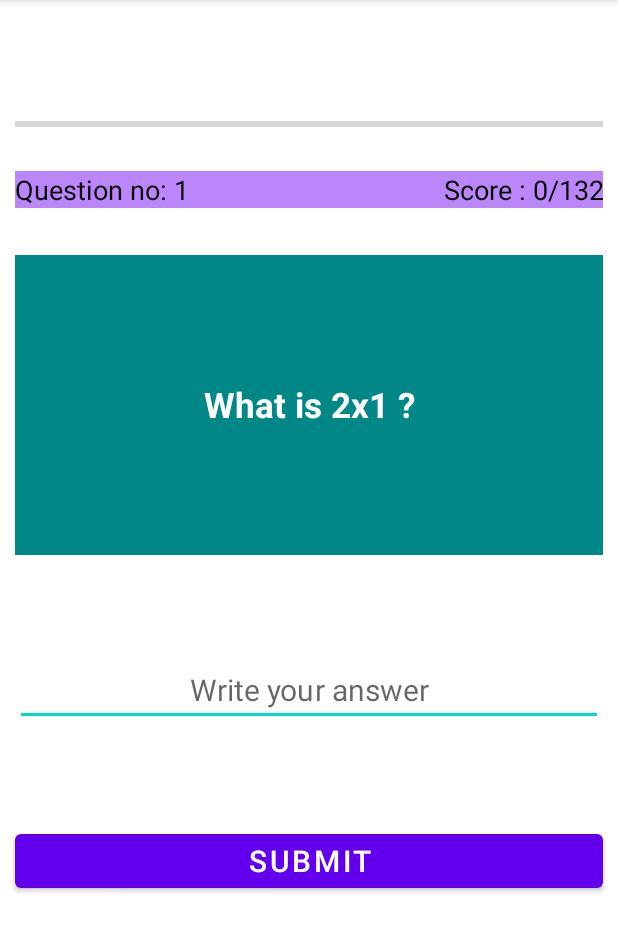
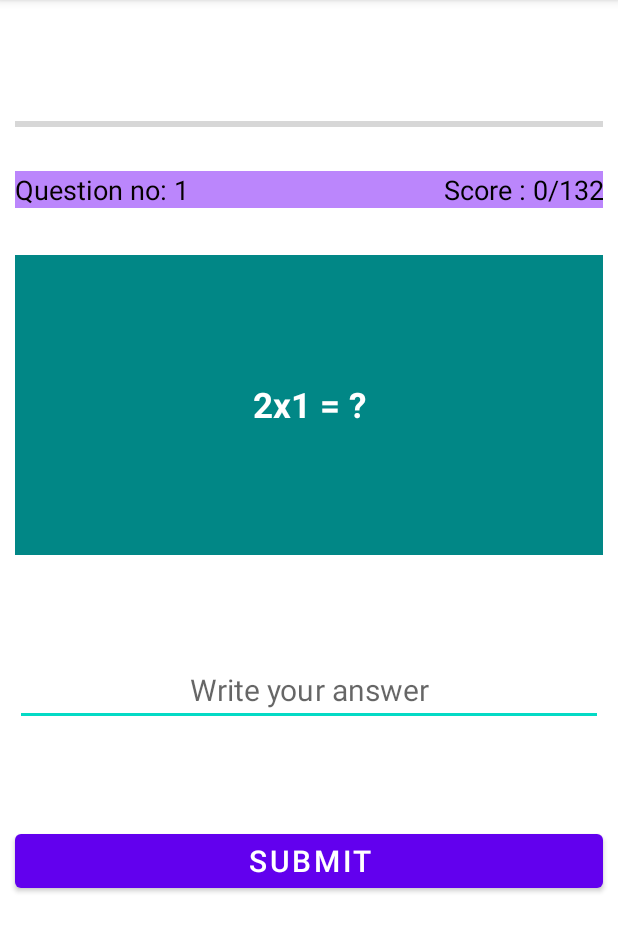
Before and after one commit to johnifegwu/QuizApp, an Android app: the screen it shows after launch (MainActivity), on a phone screen of 412 x 824 dp, the part 84-1036 px from its top. Run offline under Robolectric (Android 15) with nearby library versions, the phone set to English and light mode, and no system bars; libraries missing offline, so code that uses them is left out: cn.pedant.

Commit message:
Update FirstFragment.java

```diff
--- a/app/src/main/java/com/mickleentityltdnigeria/quizapp/FirstFragment.java
+++ b/app/src/main/java/com/mickleentityltdnigeria/quizapp/FirstFragment.java
@@ -154,7 +154,7 @@ public class FirstFragment extends Fragment {
     public void generateMathTables(){
         for (int i = 2; i <13 ; i++) {
             for (int x = 1; x <13 ; x++) {
-                this.questionModelArrayList.add(new QuestionModel("What is " + i + "x" + x + " ?","" + (i*x)));
+                this.questionModelArrayList.add(new QuestionModel("" + i + "x" + x + " = ?","" + (i*x)));
             }
         }
     }
```
